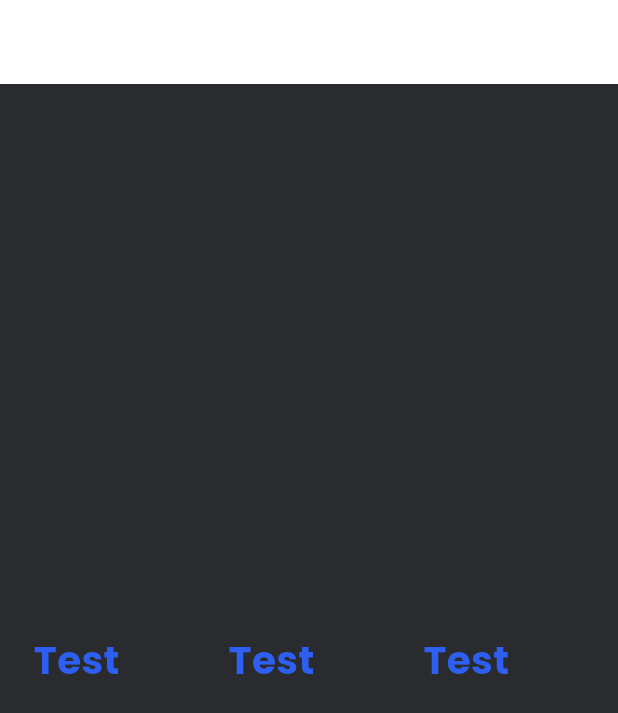
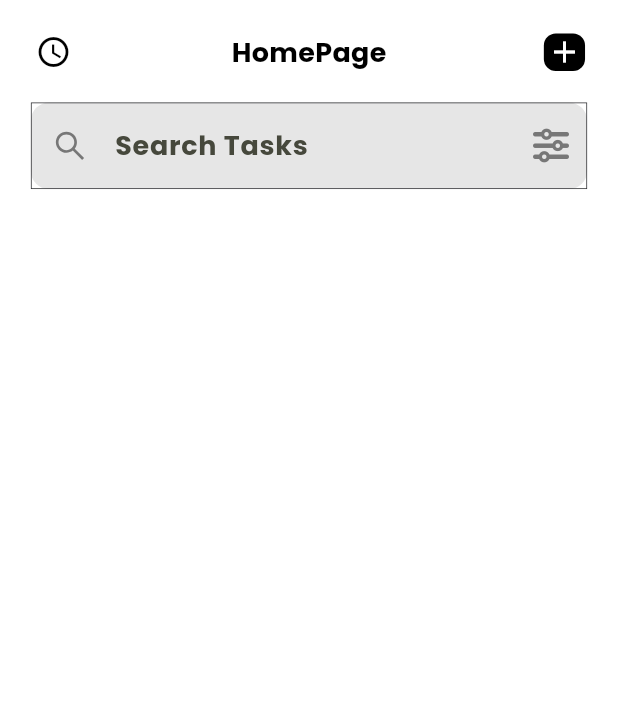
Before and after one commit to JesbinGit/Productivity-App-with-Flutter, a Flutter app: the screen it shows after launch, on a phone screen of 412 x 824 dp. Shown: the top 713 px of the screen. Run offline on Flutter 3.47's test engine with Material 3 defaults, Android fonts, the phone set to English and light mode, and no system bars; our stand-ins replace country_picker, flutter_screenutil, flutter_vector_icons, google_fonts, hooks_riverpod, pinput and 1 more.

Commit message:
app bar done also emulatoir error

```diff
--- a/lib/common/widgets/custom_text.dart
+++ b/lib/common/widgets/custom_text.dart
@@ -3,21 +3,23 @@ import 'package:first/common/widgets/appstyle.dart';
 import 'package:flutter/material.dart';
 
 class CustomTextField extends StatelessWidget {
-  const CustomTextField(
-      {super.key,
+  const CustomTextField({
+    super.key,
     this.keyboardType,
     required this.hintText,
     this.suffixIcon,
     this.prefixIcon,
     this.hintStyle,
     required this.controller,
-      this.onChanged});
+    this.onChanged,
+  });
 
   final TextInputType? keyboardType;
   final String hintText;
   final Widget? suffixIcon;
   final Widget? prefixIcon;
   final TextStyle? hintStyle;
+
   final TextEditingController? controller;
   final void Function(String)? onChanged;
 
@@ -25,9 +27,11 @@ class CustomTextField extends StatelessWidget {
   Widget build(BuildContext context) {
     return Container(
       width: AppConst.kWidth * 0.9,
+      height: AppConst.kHieght * 0.07,
       decoration: BoxDecoration(
-          color: AppConst.kLight,
+          color: AppConst.ccGrey,
           borderRadius: BorderRadius.all(Radius.circular(AppConst.kRadius))),
+      // color: backgroundColor,
       child: TextFormField(
         keyboardType: keyboardType,
         controller: controller,
--- a/lib/features/todo/pages/homepage.dart
+++ b/lib/features/todo/pages/homepage.dart
@@ -1,10 +1,13 @@
 import 'package:first/common/utils/constants.dart';
 import 'package:first/common/widgets/appstyle.dart';
+import 'package:first/common/widgets/custom_text.dart';
 import 'package:first/common/widgets/hieght_spacer.dart';
 import 'package:first/common/widgets/reusable_text.dart';
 import 'package:first/common/widgets/width_spacer.dart';
 import 'package:flutter/gestures.dart';
 import 'package:flutter/material.dart';
+import 'package:flutter_screenutil/flutter_screenutil.dart';
+import 'package:flutter_vector_icons/flutter_vector_icons.dart';
 import 'package:hooks_riverpod/hooks_riverpod.dart';
 
 class HomePage extends ConsumerStatefulWidget {
@@ -15,38 +18,88 @@ class HomePage extends ConsumerStatefulWidget {
 }
 
 class _HomePageState extends ConsumerState<HomePage> {
+  final TextEditingController search = TextEditingController();
   @override
   Widget build(BuildContext context) {
     return Scaffold(
+        backgroundColor: AppConst.kLight,
         appBar: AppBar(
             backgroundColor: AppConst.kLight,
             automaticallyImplyLeading: false,
+            bottom: PreferredSize(
+              preferredSize: Size.fromHeight(85),
+              child: Column(
+                children: [
+                  Padding(
+                    padding: EdgeInsets.symmetric(horizontal: 20.w),
+                    child: Row(
+                      mainAxisAlignment: MainAxisAlignment.spaceBetween,
+                      crossAxisAlignment: CrossAxisAlignment.start,
+                      children: [
+                        Container(
+                          width: 25.w,
+                          height: 25.h,
+                          decoration: BoxDecoration(
+                              // color: AppConst.ccBlack,
+                              borderRadius:
+                                  BorderRadius.all(Radius.circular(8))),
+                          child: GestureDetector(
+                            onTap: () {},
+                            child: Icon(
+                              Icons.access_time,
+                              color: AppConst.ccBlack,
                             ),
-      body: Center(
-        child: Row(
-            mainAxisAlignment: MainAxisAlignment.spaceEvenly,
-            crossAxisAlignment: CrossAxisAlignment.center,
-            children: [
+                          ),
+                        ),
+                        Spacer(),
+                        HeightSpacer(hieght: 25),
                         ReusableText(
-                  text: "Test ",
-                  style: appstyle(26, AppConst.kBlueLight, FontWeight.bold)),
-              WidthSpacer(
-                wydth: 20,
+                            text: "HomePage",
+                            style: appstyle(
+                                18, AppConst.ccBlack, FontWeight.bold)),
+                        Spacer(),
+                        Container(
+                          width: 25.w,
+                          height: 25.h,
+                          decoration: BoxDecoration(
+                              color: AppConst.ccBlack,
+                              borderRadius:
+                                  BorderRadius.all(Radius.circular(8))),
+                          child: GestureDetector(
+                            onTap: () {},
+                            child: Icon(
+                              Icons.add,
+                              color: AppConst.kLight,
                             ),
-              ReusableText(
-                  text: "Test ",
-                  style: appstyle(26, AppConst.kBlueLight, FontWeight.bold)),
-              WidthSpacer(
-                wydth: 20,
                           ),
-              ReusableText(
-                  text: "Test ",
-                  style: appstyle(26, AppConst.kBlueLight, FontWeight.bold)),
-              WidthSpacer(
-                wydth: 20,
                         ),
-            ]),
+                      ],
                     ),
-    );
+                  ),
+                  HeightSpacer(hieght: 20),
+                  CustomTextField(
+                    hintText: "Search Tasks",
+                    controller: search,
+                    prefixIcon: Container(
+                      padding: EdgeInsets.all(14),
+                      child: GestureDetector(
+                        onTap: null,
+                        child: Icon(
+                          AntDesign.search1,
+                          color: AppConst.ccGreyBk,
+                        ),
+                      ),
+                    ),
+                    suffixIcon: const Icon(
+                      FontAwesome.sliders,
+                      color: AppConst.ccGreyBk,
+                    ),
+                  ),
+                  const HeightSpacer(hieght: 15),
+                ],
+              ),
+            )),
+        body: SafeArea(
+            child: Padding(padding: EdgeInsets.symmetric(horizontal: 20))));
   }
 }
```
Also changed, not shown: 1 other file. Lines whose indentation alone changed are shown as unchanged.
